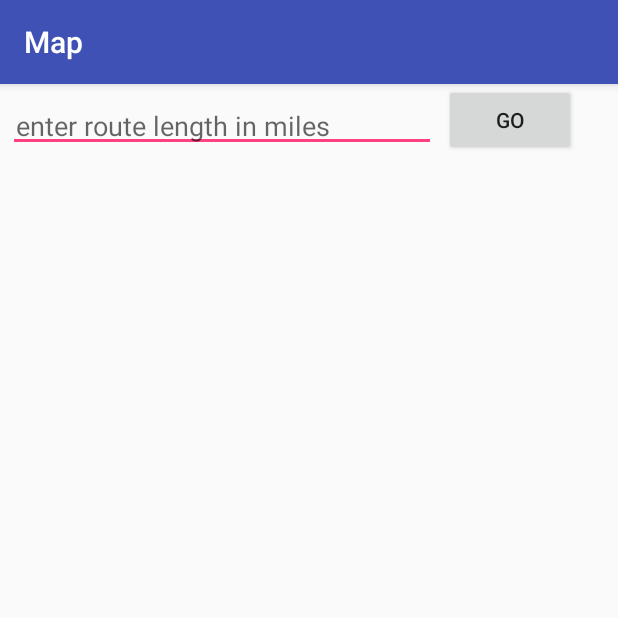
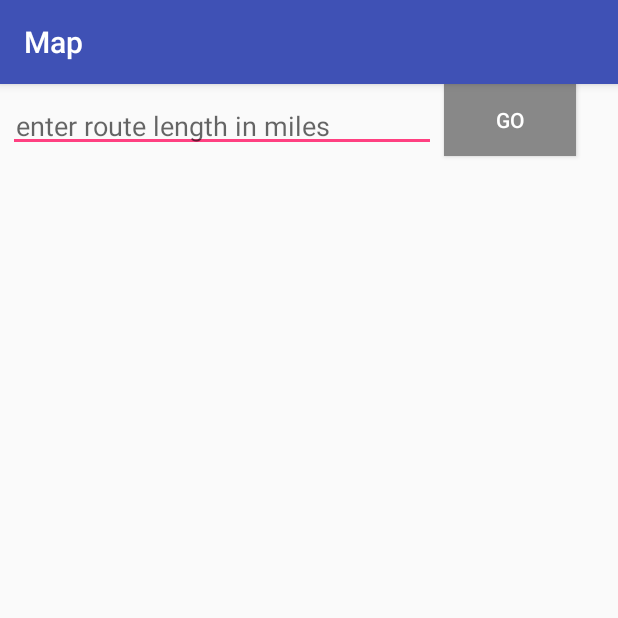
Before and after one commit to niole/The-Running-App, an Android app: the screen it shows after launch (InitRoutesActivity), on a phone screen of 412 x 824 dp, the top half of it. Run offline under Robolectric (Android 15) with nearby library versions, the phone set to English and light mode, and no system bars.

Commit message:
Create selectable button styled

```diff
--- a/app/src/main/java/com/example/niolenelson/running/InitRoutesActivity.kt
+++ b/app/src/main/java/com/example/niolenelson/running/InitRoutesActivity.kt
@@ -5,10 +5,10 @@ import android.os.Bundle
 import android.support.v7.app.AppCompatActivity
 import android.view.LayoutInflater
 import android.view.View
-import android.widget.Button
 import com.example.niolenelson.running.utilities.ValidatedEditText
 import android.widget.LinearLayout
 import android.widget.ProgressBar
+import com.example.niolenelson.running.utilities.SelectableButton
 import java.lang.Double.parseDouble
 
 /**
@@ -23,7 +23,7 @@ class InitRoutesActivity : AppCompatActivity() {
 
     override fun onResume() {
         super.onResume()
-        val button = findViewById<Button>(R.id.route_length_input_submit)
+        val button = findViewById<SelectableButton>(R.id.route_length_input_submit)
         val spinner = findViewById<ProgressBar>(R.id.loadingPanel)
         button.visibility = View.VISIBLE
         findViewById<LinearLayout>(R.id.init_routes_container ).removeView(spinner)
@@ -40,14 +40,14 @@ class InitRoutesActivity : AppCompatActivity() {
     }
 
     private fun setButton() {
-        val button = findViewById<Button>(R.id.route_length_input_submit)
+        val button = findViewById<SelectableButton>(R.id.route_length_input_submit)
         val input = findViewById<ValidatedEditText>(R.id.route_length_input)
 
         input.validator(
                 { s -> validateMiles(s) },
                 "enter the number of miles for your route",
-                { button.isClickable = false },
-                { button.isClickable = true }
+                { button.disable() },
+                { button.enable() }
         )
 
         button.setOnClickListener {
@@ -64,7 +64,7 @@ class InitRoutesActivity : AppCompatActivity() {
         }
 
         if (!validateMiles(input.text.toString())) {
-            button.isClickable = false
+            button.disable()
         }
 
     }
--- a/app/src/main/java/com/example/niolenelson/running/MapsActivity.kt
+++ b/app/src/main/java/com/example/niolenelson/running/MapsActivity.kt
@@ -8,6 +8,7 @@ import android.widget.Button
 import android.widget.LinearLayout
 import com.example.niolenelson.running.utilities.AngleGetter
 import com.example.niolenelson.running.utilities.Haversine
+import com.example.niolenelson.running.utilities.SelectableButton
 import com.google.android.gms.maps.CameraUpdateFactory
 import com.google.android.gms.maps.GoogleMap
 import com.google.android.gms.maps.OnMapReadyCallback
@@ -68,6 +69,7 @@ class MapsActivity :
     override fun onCreate(savedInstanceState: Bundle?) {
         super.onCreate(savedInstanceState)
         setContentView(R.layout.activity_maps)
+        findViewById<SelectableButton>(R.id.get_directions_button).disable()
         routeDistanceMeters = intent.getIntExtra("routeDistanceMiles", 3)
         val mapFragment = supportFragmentManager
                 .findFragmentById(R.id.map) as SupportMapFragment
@@ -133,7 +135,11 @@ class MapsActivity :
     }
 
     fun selectRouteAtIndex(index: Int) {
+        if (selectedRoute == -1) {
+            findViewById<SelectableButton>(R.id.get_directions_button).enable()
+        }
         selectedRoute = index
+
         val pathDataValues = generatedRoutes[index]
         val newLine = mMap.addPolyline(
                 PolylineOptions()
--- /dev/null
+++ b/app/src/main/java/com/example/niolenelson/running/utilities/SelectableButton.kt
@@ -0,0 +1,33 @@
+package com.example.niolenelson.running.utilities
+
+import android.content.Context
+import android.graphics.Color.*
+import android.util.AttributeSet
+import android.widget.Button
+
+/**
+ * Created by niolenelson on 7/29/18.
+ */
+class SelectableButton : Button {
+    init {
+        enable()
+    }
+    constructor(context: Context) : super(context)
+
+    constructor(context: Context, attrs: AttributeSet) : super(context, attrs)
+
+    constructor(context: Context, attrs: AttributeSet, defStyleAttr: Int) : super(context, attrs, defStyleAttr)
+
+    constructor(context: Context, attrs: AttributeSet, defStyleAttr: Int, defStyleRes: Int) : super(context, attrs, defStyleAttr, defStyleRes)
+
+    fun disable(): Unit {
+        isClickable = false
+        setBackgroundColor(GRAY)
+    }
+
+    fun enable(): Unit {
+        isClickable = true
+        setTextColor(WHITE)
+        setBackgroundColor(BLUE)
+    }
+}
--- a/app/src/main/res/layout/activity_init_routes.xml
+++ b/app/src/main/res/layout/activity_init_routes.xml
@@ -17,7 +17,7 @@
             android:layout_margin="5dp"
             android:hint="enter route length in miles"
             android:padding="5dp" />
-        <Button
+        <com.example.niolenelson.running.utilities.SelectableButton
             android:id="@+id/route_length_input_submit"
             android:layout_width="wrap_content"
             android:layout_height="wrap_content"
--- a/app/src/main/res/layout/activity_maps.xml
+++ b/app/src/main/res/layout/activity_maps.xml
@@ -21,7 +21,7 @@ tools:context="com.example.niolenelson.running.MapsActivity">
             android:id="@+id/generated_routes_list"
             android:layout_width="wrap_content"
             android:layout_height="wrap_content" />
-        <Button
+        <com.example.niolenelson.running.utilities.SelectableButton
             android:id="@+id/get_directions_button"
             android:layout_width="wrap_content"
             android:layout_height="wrap_content"
```
